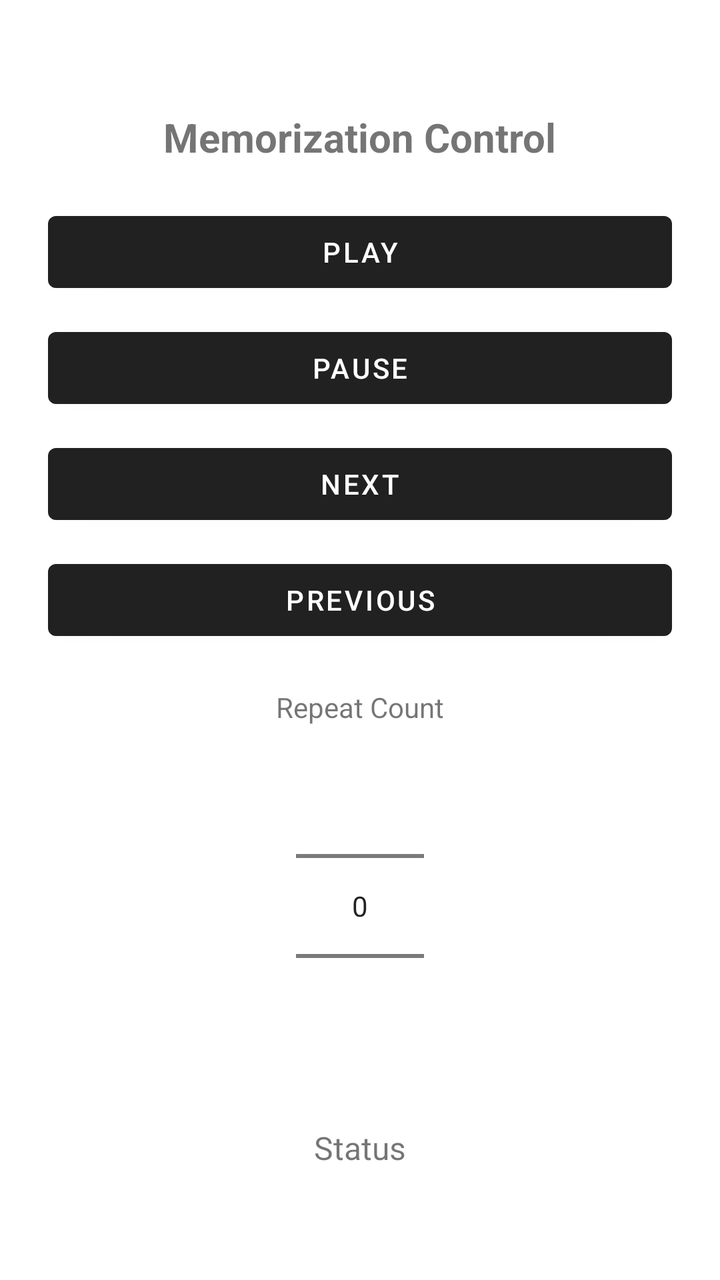
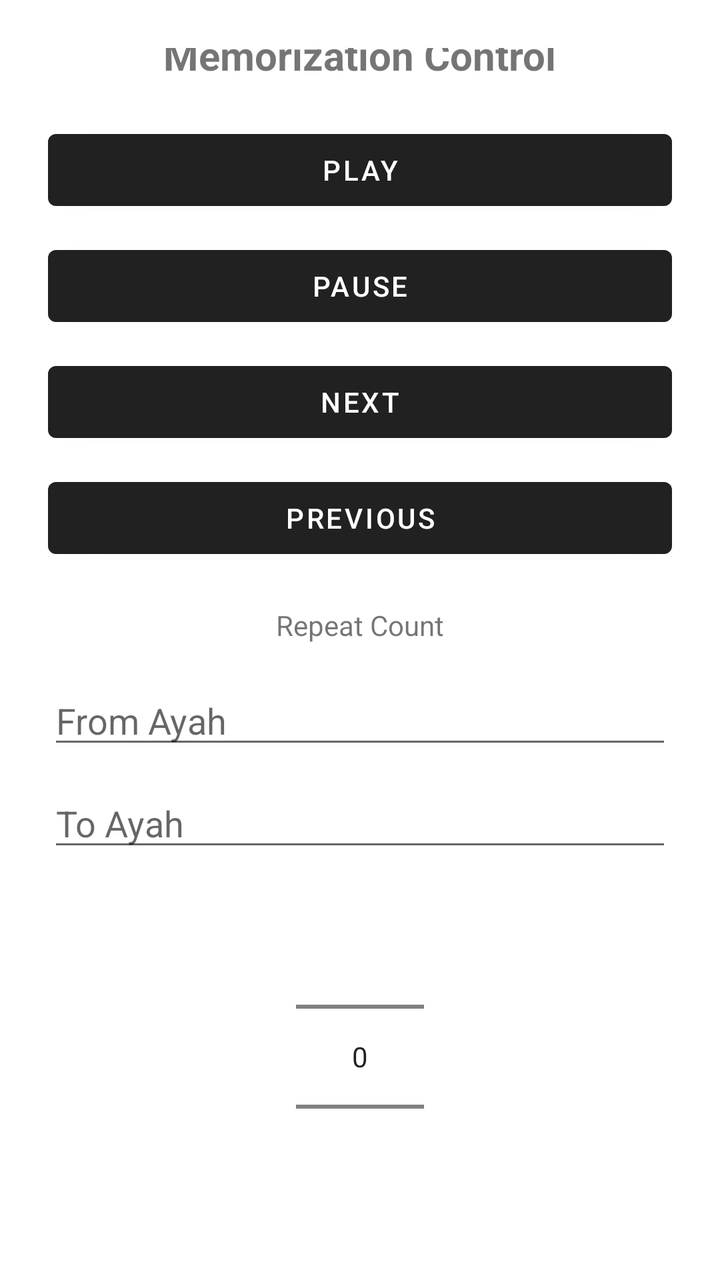

An Android layout rendered at two revisions. The XML below is the earlier revision; the diff shows what the commit changed to produce the second picture.
<!-- AndroidManifest.xml: application theme Theme.QuranMemorizationApp -->
<!-- res/layout/activity_second.xml -->
<?xml version="1.0" encoding="utf-8"?>
<LinearLayout
    xmlns:android="http://schemas.android.com/apk/res/android"
    android:layout_width="match_parent"
    android:layout_height="match_parent"
    android:orientation="vertical"
    android:gravity="center"
    android:padding="24dp">

    <TextView
        android:text="Memorization Control"
        android:textSize="20sp"
        android:textStyle="bold"
        android:layout_marginBottom="20dp"
        android:layout_width="wrap_content"
        android:layout_height="wrap_content"/>

    <Button
        android:id="@+id/btnPlay"
        android:text="Play"
        android:layout_width="match_parent"
        android:layout_height="wrap_content"
        android:layout_marginBottom="10dp"/>

    <Button
        android:id="@+id/btnPause"
        android:text="Pause"
        android:layout_width="match_parent"
        android:layout_height="wrap_content"
        android:layout_marginBottom="10dp"/>

    <Button
        android:id="@+id/btnNext"
        android:text="Next"
        android:layout_width="match_parent"
        android:layout_height="wrap_content"
        android:layout_marginBottom="10dp"/>

    <Button
        android:id="@+id/btnPrev"
        android:text="Previous"
        android:layout_width="match_parent"
        android:layout_height="wrap_content"
        android:layout_marginBottom="20dp"/>

    <TextView
        android:text="Repeat Count"
        android:layout_width="wrap_content"
        android:layout_height="wrap_content"/>

    <NumberPicker
        android:id="@+id/npRepeat"
        android:layout_width="wrap_content"
        android:layout_height="wrap_content"/>

    <TextView
        android:id="@+id/tvStatus"
        android:text="Status"
        android:textSize="16sp"
        android:layout_marginTop="20dp"
        android:layout_width="wrap_content"
        android:layout_height="wrap_content"/>

</LinearLayout>
<!-- resources referenced by this layout -->
<resources>
  <style name="Theme.QuranMemorizationApp" parent="Base.Theme.QuranMemorizationApp" />
  <style name="Base.Theme.QuranMemorizationApp" parent="Theme.MaterialComponents.DayNight.DarkActionBar">
      </style>
</resources>

<!-- the commit's change to res/layout/activity_second.xml (unified diff, before → after) -->
@@ -48,6 +48,25 @@
         android:layout_width="wrap_content"
         android:layout_height="wrap_content"/>
 
+    
+    <EditText
+        android:id="@+id/etFromAyah"
+        android:layout_width="match_parent"
+        android:layout_height="wrap_content"
+        android:hint="From Ayah"
+        android:inputType="number"
+        android:layout_marginTop="16dp"
+        android:layout_marginBottom="10dp"/>
+
+    
+    <EditText
+        android:id="@+id/etToAyah"
+        android:layout_width="match_parent"
+        android:layout_height="wrap_content"
+        android:hint="To Ayah"
+        android:inputType="number"
+        android:layout_marginBottom="20dp"/>
+
     <NumberPicker
         android:id="@+id/npRepeat"
         android:layout_width="wrap_content"
